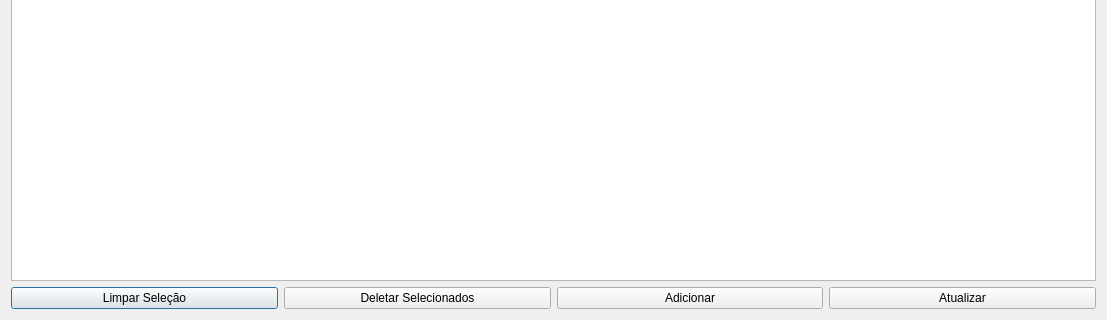
dsgoficial/SAP_Gerente, file uis/mRuleProfiles.ui: the form before one commit; both pictures show x 0 to 1107 and y 142 to 462 of the 1107 by 462 pixel window.
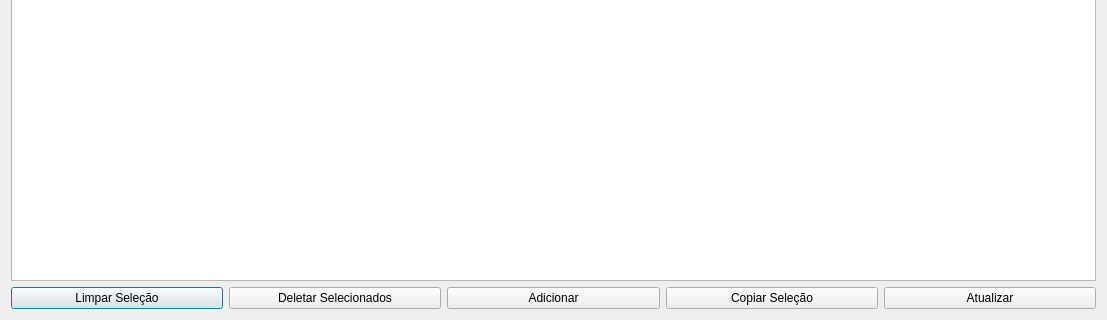
The form after the commit.

What changed in the file:
```diff
--- a/uis/mRuleProfiles.ui
+++ b/uis/mRuleProfiles.ui
@@ -64,6 +64,13 @@
        </property>
       </widget>
      </item>
+     <item>
+      <widget class="QPushButton" name="copyBtn">
+       <property name="text">
+        <string>Copiar Seleção</string>
+       </property>
+      </widget>
+     </item>
      <item>
       <widget class="QPushButton" name="saveBtn">
        <property name="text">
```
